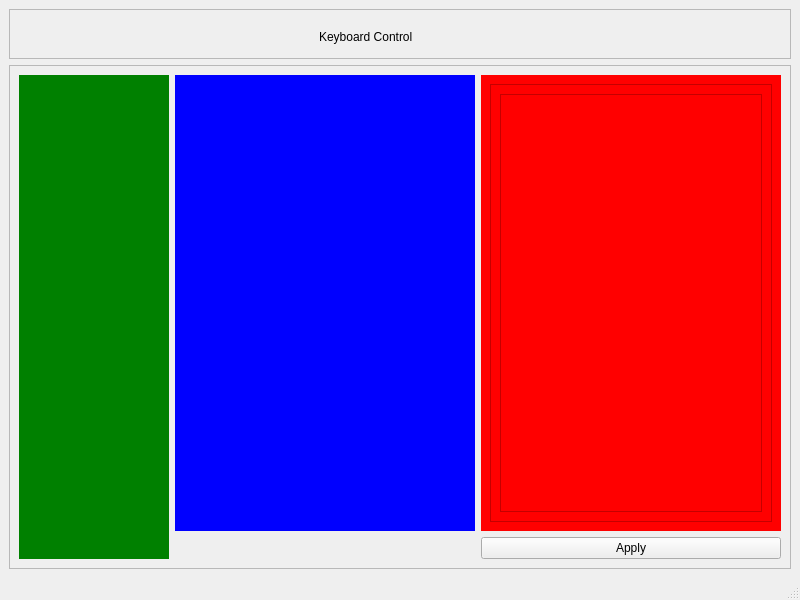
The window that keyboardcontrolv3/ui/main_ui.ui (Vaisakhkm2625/keyboardcontrolV3) describes before a commit, drawn with Qt 5.
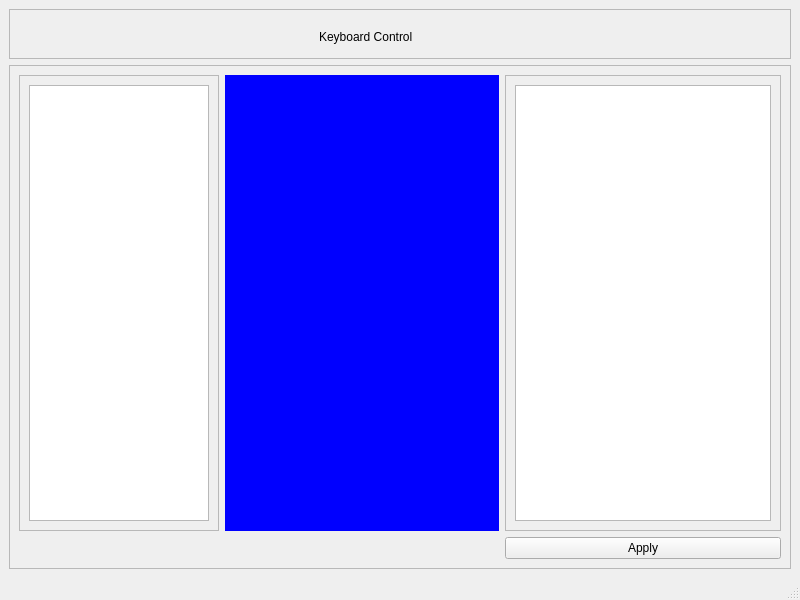
The same window after the commit.

Patch:
```diff
--- a/keyboardcontrolv3/ui/main_ui.ui
+++ b/keyboardcontrolv3/ui/main_ui.ui
@@ -62,51 +62,46 @@
        <enum>QFrame::Raised</enum>
       </property>
       <layout class="QGridLayout" name="gridLayout">
-       <item row="0" column="2">
-        <widget class="QWidget" name="event_list_area" native="true">
-         <property name="sizePolicy">
-          <sizepolicy hsizetype="Expanding" vsizetype="Preferred">
-           <horstretch>0</horstretch>
-           <verstretch>0</verstretch>
-          </sizepolicy>
-         </property>
-         <property name="styleSheet">
-          <string notr="true">background-color:red;</string>
-         </property>
-         <layout class="QVBoxLayout" name="verticalLayout_2">
-          <item>
-           <widget class="QScrollArea" name="scrollArea">
-            <property name="widgetResizable">
-             <bool>true</bool>
-            </property>
-            <widget class="QWidget" name="scrollAreaWidgetContents">
-             <property name="geometry">
-              <rect>
-               <x>0</x>
-               <y>0</y>
-               <width>280</width>
-               <height>417</height>
-              </rect>
-             </property>
-             <layout class="QVBoxLayout" name="verticalLayout_3">
-              <item>
-               <widget class="QListWidget" name="listWidget"/>
-              </item>
-             </layout>
-            </widget>
-           </widget>
-          </item>
-         </layout>
-        </widget>
-       </item>
        <item row="0" column="1">
-        <widget class="QStackedWidget" name="actions_stacked_widget_area">
+        <widget class="QStackedWidget" name="actions_area">
+         <property name="sizePolicy">
+          <sizepolicy hsizetype="Expanding" vsizetype="Expanding">
+           <horstretch>0</horstretch>
+           <verstretch>0</verstretch>
+          </sizepolicy>
+         </property>
          <property name="styleSheet">
           <string notr="true">background-color:blue;
 </string>
          </property>
-         <widget class="QWidget" name="page_3"/>
-         <widget class="QWidget" name="page_4"/>
+        </widget>
+       </item>
+       <item row="0" column="2">
+        <widget class="QScrollArea" name="event_area">
+         <property name="widgetResizable">
+          <bool>true</bool>
+         </property>
+         <widget class="QWidget" name="scrollAreaWidgetContents">
+          <property name="geometry">
+           <rect>
+            <x>0</x>
+            <y>0</y>
+            <width>273</width>
+            <height>435</height>
+           </rect>
+          </property>
+          <property name="minimumSize">
+           <size>
+            <width>248</width>
+            <height>0</height>
+           </size>
+          </property>
+          <layout class="QVBoxLayout" name="verticalLayout_3">
+           <item>
+            <widget class="QListWidget" name="event_list"/>
+           </item>
+          </layout>
+         </widget>
         </widget>
        </item>
        <item row="1" column="2">
@@ -116,17 +111,51 @@
          </property>
         </widget>
        </item>
-       <item row="0" column="0" rowspan="2">
-        <widget class="QWidget" name="sidebar" native="true">
+       <item row="0" column="0">
+        <widget class="QScrollArea" name="sidebar__area">
+         <property name="sizePolicy">
+          <sizepolicy hsizetype="Minimum" vsizetype="Expanding">
+           <horstretch>0</horstretch>
+           <verstretch>0</verstretch>
+          </sizepolicy>
+         </property>
          <property name="minimumSize">
           <size>
-           <width>150</width>
+           <width>100</width>
            <height>0</height>
           </size>
          </property>
-         <property name="styleSheet">
-          <string notr="true">background-color: green;</string>
+         <property name="maximumSize">
+          <size>
+           <width>200</width>
+           <height>16777215</height>
+          </size>
          </property>
+         <property name="widgetResizable">
+          <bool>true</bool>
+         </property>
+         <widget class="QWidget" name="scrollAreaWidgetContents_3">
+          <property name="geometry">
+           <rect>
+            <x>0</x>
+            <y>0</y>
+            <width>198</width>
+            <height>435</height>
+           </rect>
+          </property>
+          <layout class="QVBoxLayout" name="verticalLayout_2">
+           <item>
+            <widget class="QListWidget" name="item_list">
+             <property name="sizePolicy">
+              <sizepolicy hsizetype="Maximum" vsizetype="Expanding">
+               <horstretch>0</horstretch>
+               <verstretch>0</verstretch>
+              </sizepolicy>
+             </property>
+            </widget>
+           </item>
+          </layout>
+         </widget>
         </widget>
        </item>
       </layout>
```
